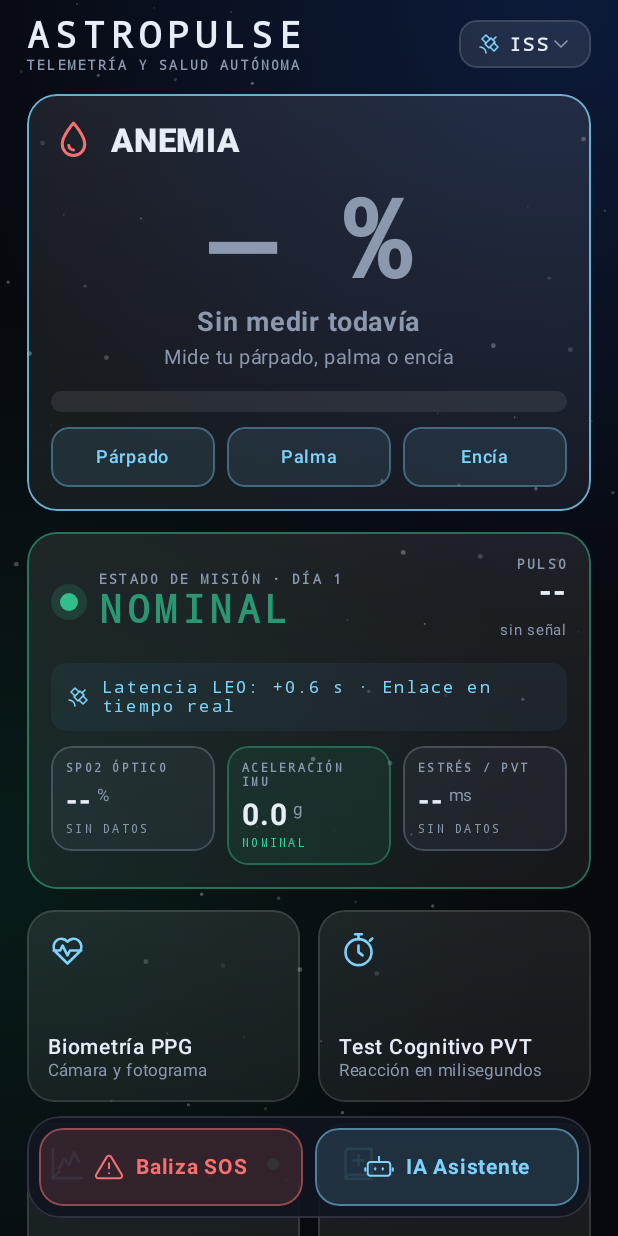
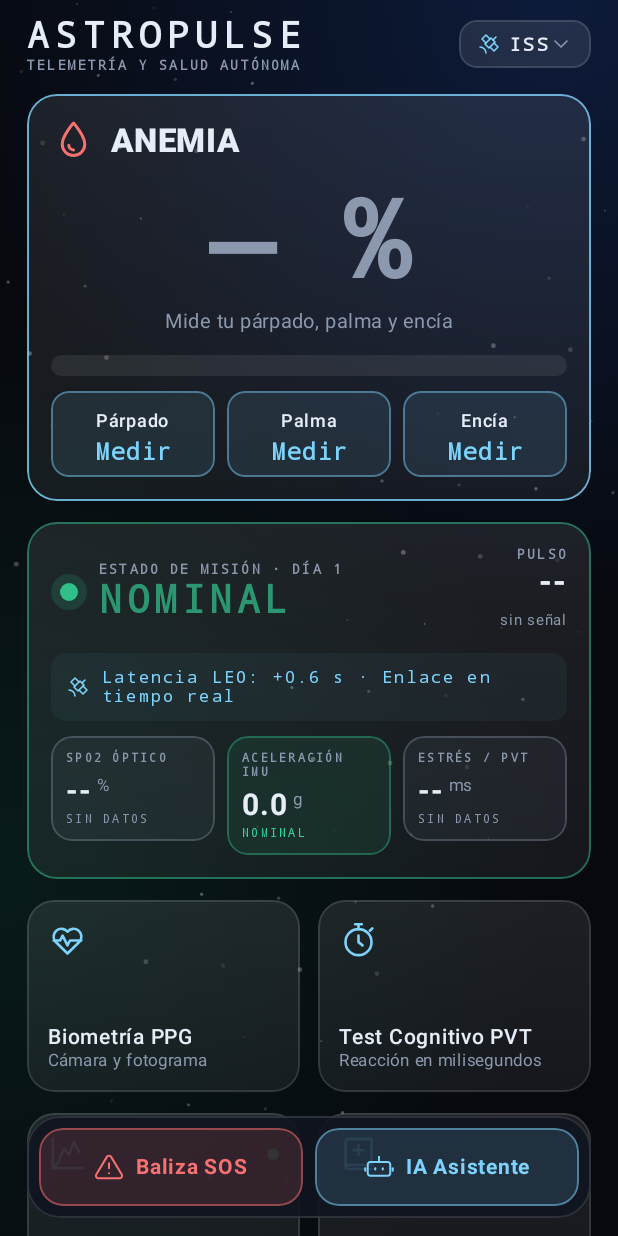
Before and after one commit to oderflaY/eye-retina-ai, an Android app built with Jetpack Compose: the screen it shows after launch (MainActivity), on a phone screen of 412 x 824 dp. Run offline under Robolectric (Android 15) with nearby library versions, the phone set to English and light mode, and no system bars; libraries missing offline, so code that uses them is left out: androidx.camera.core, androidx.camera.lifecycle, androidx.camera.view, androidx.health.connect; 5 statements that could not run were skipped.

Commit message:
Anemia: veredicto final juntando párpado, palma y encía
Co-Authored-By: Claude Opus 5.5 <noreply@anthropic.com>

```diff
--- a/mobile/shared/src/commonMain/kotlin/com/temrarios/ojoscan/ui/astro/AstroPulse.kt
+++ b/mobile/shared/src/commonMain/kotlin/com/temrarios/ojoscan/ui/astro/AstroPulse.kt
@@ -348,10 +348,6 @@ private fun TarjetaModulo(icono: ImageVector, titulo: String, sub: String, t: Tr
 private fun TarjetaAnemia(tm: MissionTelemetry, alAnemia: (Modo) -> Unit, alCompleto: () -> Unit) {
     val a = tm.anemia
     val t = a?.triage ?: Triage.SIN_DATOS
-    val veredicto = when (t) {
-        Triage.CRITICO -> "Probabilidad ALTA"; Triage.ADVERTENCIA -> "Probabilidad MEDIA"
-        Triage.NOMINAL -> "Probabilidad BAJA"; Triage.SIN_DATOS -> "Sin medir todavía"
-    }
     Vidrio(Modifier.fillMaxWidth(), borde = (if (a != null) t.color() else Cabina.acento).copy(alpha = 0.8f)) {
         Row(verticalAlignment = Alignment.CenterVertically) {
             Icon(Ico.gota, null, tint = Cabina.rojo, modifier = Modifier.size(30.dp))
@@ -361,17 +357,34 @@ private fun TarjetaAnemia(tm: MissionTelemetry, alAnemia: (Modo) -> Unit, alComp
         Column(Modifier.fillMaxWidth(), horizontalAlignment = Alignment.CenterHorizontally) {
             Text(if (a != null) "${a.porcentaje} %" else "— %",
                 style = Cabina.mono.copy(fontSize = 72.sp, color = if (a != null) t.color() else Cabina.suave, fontWeight = FontWeight.Black))
-            Text(veredicto, color = if (a != null) t.color() else Cabina.suave, fontWeight = FontWeight.Bold, fontSize = 18.sp)
-            Text(if (a != null) "de tener anemia" else "Mide tu párpado, palma o encía", color = Cabina.suave, fontSize = 13.sp)
+            Text(if (a != null) "de probabilidad de anemia" else "Mide tu párpado, palma y encía", color = Cabina.suave, fontSize = 13.sp)
         }
         Box(Modifier.fillMaxWidth().height(14.dp).clip(RoundedCornerShape(7.dp)).background(Color(0x14FFFFFF))) {
             if (a != null) Box(Modifier.fillMaxWidth(a.probabilidad.toFloat().coerceIn(0.02f, 1f)).height(14.dp)
                 .clip(RoundedCornerShape(7.dp)).background(t.color()))
         }
+        // Los tres análisis
         Row(horizontalArrangement = Arrangement.spacedBy(8.dp)) {
-            Chip("Párpado", Modifier.weight(1f)) { alAnemia(Modo.ANEMIA) }
-            Chip("Palma", Modifier.weight(1f)) { alAnemia(Modo.PALMA) }
-            Chip("Encía", Modifier.weight(1f)) { alAnemia(Modo.ENCIA) }
+            for ((nombre, metodo, modo) in listOf(Triple("Párpado", "Párpado", Modo.ANEMIA), Triple("Palma", "Palma", Modo.PALMA), Triple("Encía", "Encía", Modo.ENCIA))) {
+                val f = a?.fuentes?.firstOrNull { it.nombre == metodo }
+                val c = f?.probabilidad?.let { if (it >= 0.65) Cabina.rojo else if (it >= 0.35) Triage.ADVERTENCIA.color() else Triage.NOMINAL.color() } ?: Cabina.acento
+                Column(Modifier.weight(1f).clip(RoundedCornerShape(12.dp)).background(c.copy(alpha = 0.1f))
+                    .border(1.dp, c.copy(alpha = 0.45f), RoundedCornerShape(12.dp)).clickable { alAnemia(modo) }.padding(vertical = 8.dp),
+                    horizontalAlignment = Alignment.CenterHorizontally) {
+                    Text(nombre, color = Cabina.texto, fontSize = 12.sp, fontWeight = FontWeight.SemiBold)
+                    Text(f?.probabilidad?.let { "${(it * 100).roundToInt()} %" } ?: "Medir", style = Cabina.mono.copy(fontSize = 15.sp, color = c, fontWeight = FontWeight.Bold))
+                }
+            }
+        }
+        // Veredicto
+        if (a != null) Column(Modifier.fillMaxWidth().clip(RoundedCornerShape(14.dp)).background(t.color().copy(alpha = 0.12f)).padding(12.dp),
+            verticalArrangement = Arrangement.spacedBy(4.dp)) {
+            Etiqueta("VEREDICTO")
+            Text(a.veredicto.titulo, color = t.color(), fontWeight = FontWeight.Black, fontSize = 20.sp)
+            Text(a.veredicto.explicacion, color = Cabina.texto, fontSize = 13.sp, lineHeight = 17.sp)
+            Text("→ " + a.veredicto.recomendacion, color = Cabina.texto, fontWeight = FontWeight.SemiBold, fontSize = 13.sp, lineHeight = 17.sp)
+            if (a.veredicto.faltan.isNotEmpty()) Text("Falta medir: " + a.veredicto.faltan.joinToString(", "), color = Cabina.suave, fontSize = 11.sp)
+            Text("Tamizaje, no diagnóstico: la anemia se confirma con un análisis de sangre.", color = Cabina.suave, fontSize = 10.sp)
         }
     }
 }
```
Also changed, not shown: mobile/shared/src/commonMain/kotlin/com/temrarios/ojoscan/astro/Anemia.kt (+40 -2 lines), 1 other file.
